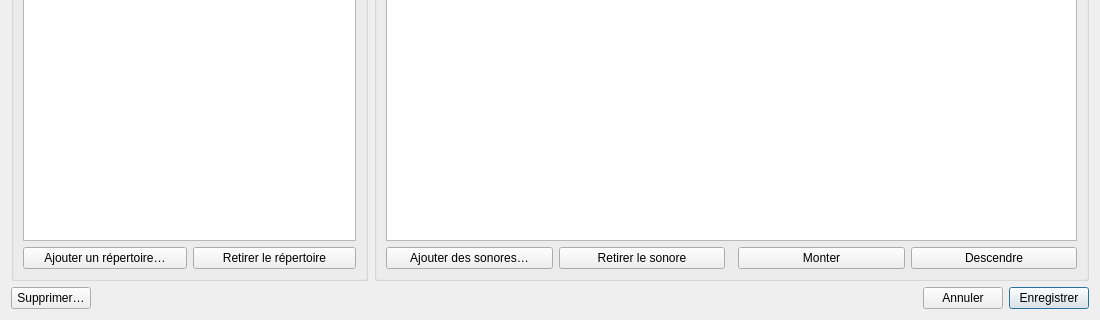
This is src/machincast/interface/ui/fiche_banque.ui in dascritch/machincast as Qt 5 draws it before an edit; both pictures show x 0 to 1100 and y 380 to 700 of the 1100 by 700 pixel window. The edited form follows.
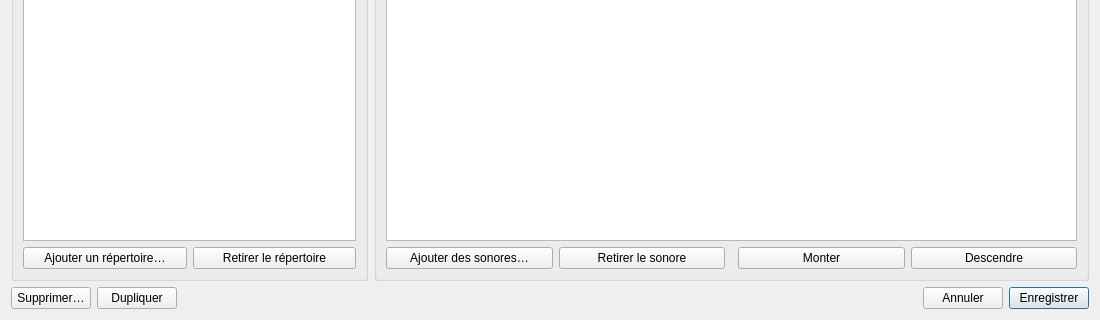
This is the edited form.

Commit message:
feat(interface): dupliquer un événement, une séquence ou une banque
https://github.com/dascritch/machincast/issues/130
Dupliquer un Événement, Séquence ou Banque

Claude-Session: https://claude.ai/code/session_01KaPegkCQoT3k3oMgjXGsiv

Patch:
```diff
--- a/src/machincast/interface/ui/fiche_banque.ui
+++ b/src/machincast/interface/ui/fiche_banque.ui
@@ -366,7 +366,7 @@
     </layout>
    </item>
    <item>
-    <layout class="QHBoxLayout" name="pied" stretch="0,1,0,0">
+    <layout class="QHBoxLayout" name="pied" stretch="0,0,1,0,0">
      <item>
       <widget class="QPushButton" name="supprimer">
        <property name="text">
@@ -377,6 +377,16 @@
        </property>
       </widget>
      </item>
+     <item>
+      <widget class="QPushButton" name="dupliquer">
+       <property name="text">
+        <string>Dupliquer</string>
+       </property>
+       <property name="toolTip">
+        <string>Ouvre une copie de l'élément dans une nouvelle fiche ; rien n'est enregistré avant « Enregistrer ».</string>
+       </property>
+      </widget>
+     </item>
      <item>
       <widget class="QLabel" name="message">
        <property name="wordWrap">
```
The commit also changes 17 other files.
